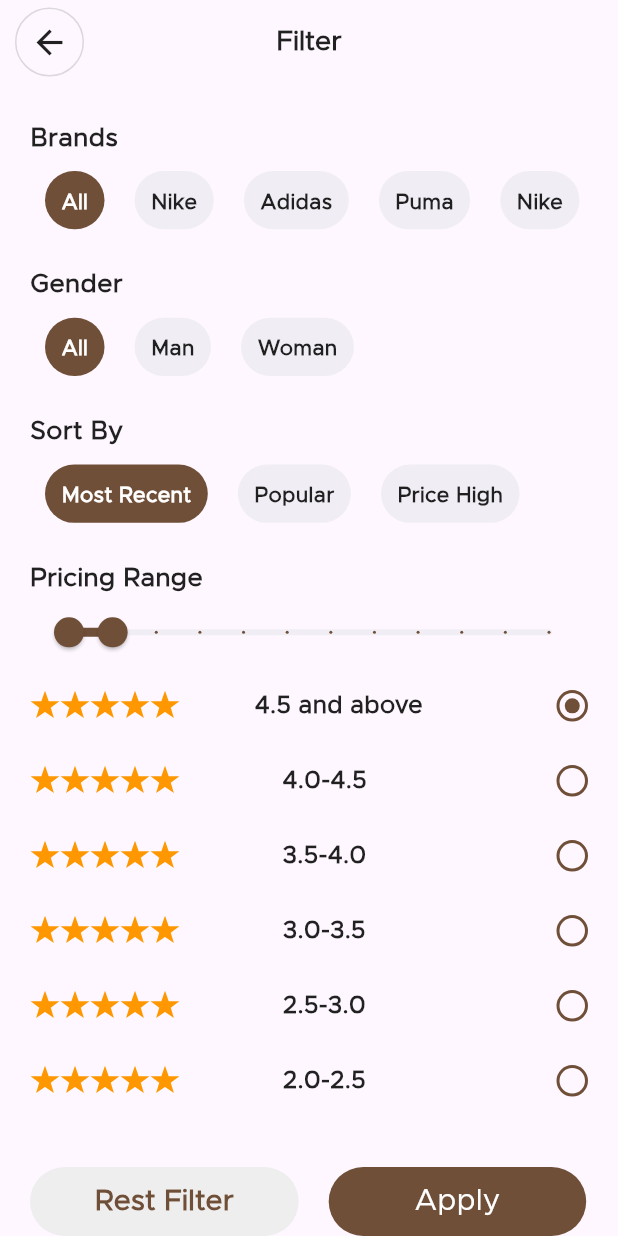
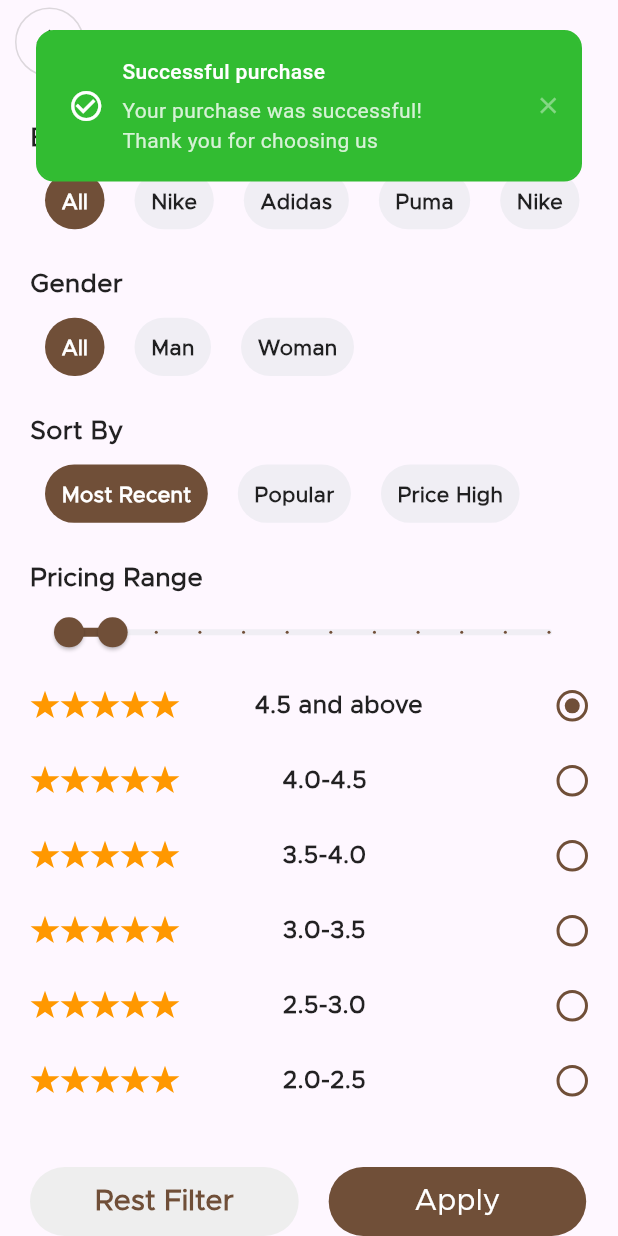
Before and after one commit to MrNIMA87/ClothingShop, a Flutter app: the screen it shows after launch, after a tap on "Rest Filter", on a phone screen of 412 x 824 dp. Run offline on Flutter 3.47's test engine with Material 3 defaults, Android fonts, the phone set to English and light mode, and no system bars; our stand-ins replace carousel_slider, expandable_text, flutter_spinkit, flutter_svg, get, get_storage and 2 more.

Commit message:
create notification

```diff
--- a/lib/view/screens/filter_screen.dart
+++ b/lib/view/screens/filter_screen.dart
@@ -6,11 +6,12 @@ import 'package:clothing_shop/view/widgets/app_bar_single_page.dart';
 import 'package:clothing_shop/view/widgets/sgin/flash_sale_category.dart';
 import 'package:flutter/material.dart';
 import 'package:get/get.dart';
+import 'package:toastification/toastification.dart';
 
 import '../../theme/textStyle/general_style.dart';
 
 class FilterScreen extends StatefulWidget {
-  FilterScreen({super.key});
+  const FilterScreen({super.key});
 
   @override
   State<FilterScreen> createState() => _FilterScreenState();
@@ -206,6 +207,22 @@ class _FilterScreenState extends State<FilterScreen> {
                     startPricingRange.value = 2.0.toDouble();
                     endPricingRange.value = 20.0.toDouble();
                     selectedIndexReview.value = 0;
+                    toastification.show(
+                      context: context,
+                      type: ToastificationType.success,
+                      style: ToastificationStyle.fillColored,
+                      title: 'Successful purchase',
+                      description: '''Your purchase was successful!
+Thank you for choosing us''',
+
+                      showProgressBar: false,
+                      alignment: Alignment.topCenter,
+                      autoCloseDuration: const Duration(seconds: 4),
+                      borderRadius: BorderRadius.circular(12.0),
+                      backgroundColor: GeneralColors.primaryColor,
+                      closeOnClick: false,
+                      dragToClose: true,
+                    );
                   },
                   style: const ButtonStyle(
                     backgroundColor:
--- a/pubspec.yaml
+++ b/pubspec.yaml
@@ -46,6 +46,7 @@ dependencies:
   flutter_spinkit: ^5.2.0
   cached_network_image: ^3.3.0
   expandable_text: ^2.3.0
+  toastification: ^1.1.0
 
 dev_dependencies:
   flutter_test:
```
Also changed, not shown: pubspec.lock.
